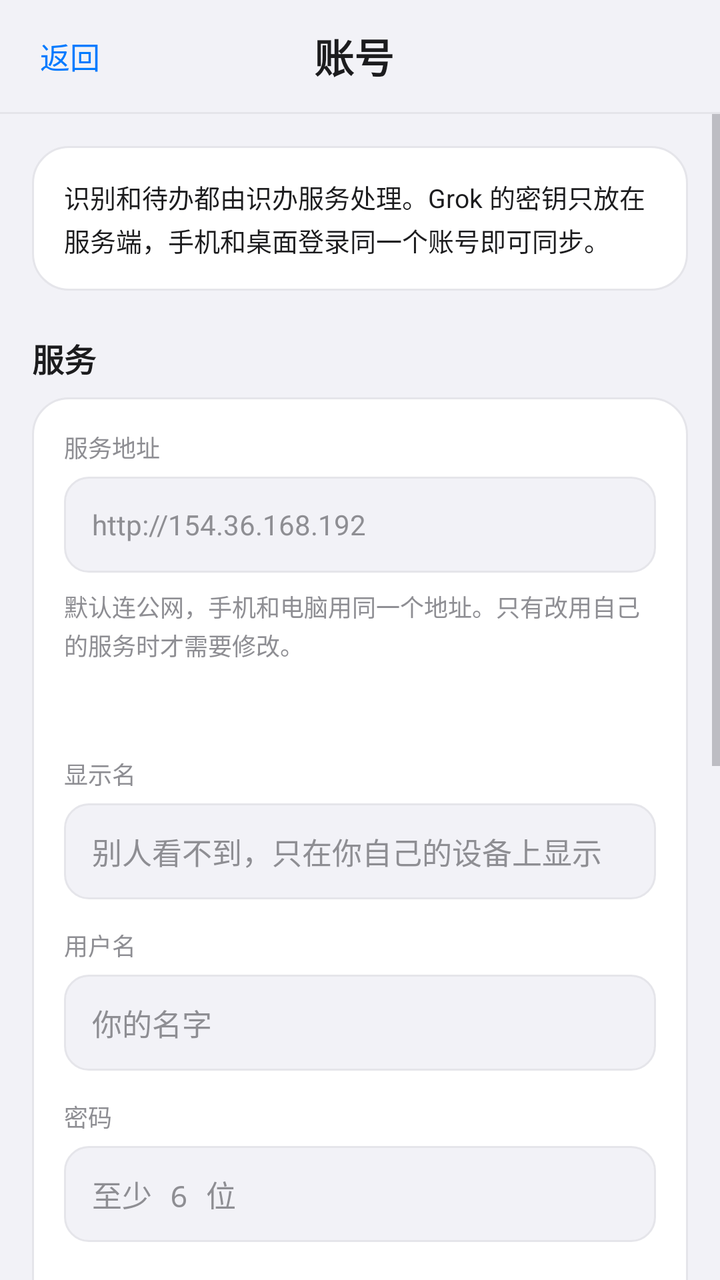
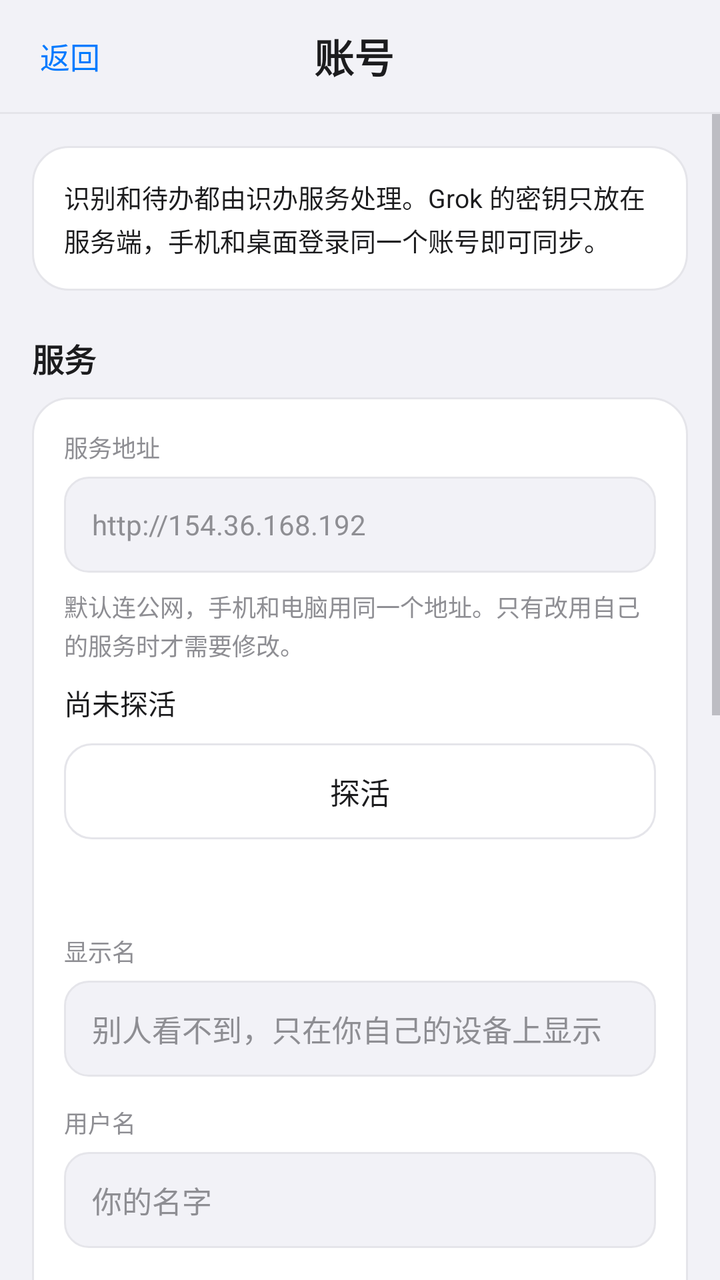

An Android layout rendered at two revisions. The XML below is the earlier revision; the diff shows what the commit changed to produce the second picture.
<!-- AndroidManifest.xml: application theme Theme.Shiban -->
<!-- res/layout/activity_settings.xml -->
<?xml version="1.0" encoding="utf-8"?>
<LinearLayout xmlns:android="http://schemas.android.com/apk/res/android"
    xmlns:app="http://schemas.android.com/apk/res-auto"
    android:layout_width="match_parent"
    android:layout_height="match_parent"
    android:background="@color/paper"
    android:fitsSystemWindows="true"
    android:orientation="vertical">

    <LinearLayout
        android:layout_width="match_parent"
        android:layout_height="56dp"
        android:gravity="center_vertical"
        android:paddingLeft="8dp"
        android:paddingRight="16dp">

        <TextView
            android:id="@+id/back"
            style="@style/ShibanBack"
            android:text="返回" />

        <TextView
            style="@style/ShibanTitle"
            android:layout_width="0dp"
            android:layout_height="wrap_content"
            android:layout_weight="1"
            android:gravity="center"
            android:text="账号" />

        <View
            android:layout_width="52dp"
            android:layout_height="1dp" />
    </LinearLayout>

    <View
        android:layout_width="match_parent"
        android:layout_height="1dp"
        android:background="@color/line" />

    <ScrollView
        android:layout_width="match_parent"
        android:layout_height="0dp"
        android:layout_weight="1">

        <LinearLayout
            android:layout_width="match_parent"
            android:layout_height="wrap_content"
            android:orientation="vertical"
            android:padding="16dp">

            <TextView
                android:layout_width="match_parent"
                android:layout_height="wrap_content"
                android:background="@drawable/bg_card"
                android:lineSpacingExtra="3dp"
                android:padding="16dp"
                android:text="识别和待办都由识办服务处理。Grok 的密钥只放在服务端，手机和桌面登录同一个账号即可同步。"
                android:textColor="@color/ink"
                android:textSize="13sp" />

            <TextView
                style="@style/ShibanSection"
                android:text="服务" />

            <LinearLayout
                android:layout_width="match_parent"
                android:layout_height="wrap_content"
                android:background="@drawable/bg_card"
                android:orientation="vertical"
                android:padding="16dp">

                <TextView
                    style="@style/ShibanLabel"
                    android:layout_marginTop="0dp"
                    android:text="服务地址" />

                <android.widget.EditText
                    android:id="@+id/serverUrl"
                    style="@style/Widget.Shiban.Field"
                    android:hint="http://154.36.168.192"
                    android:inputType="textUri"
                    android:textSize="14sp" />

                <TextView
                    android:layout_width="match_parent"
                    android:layout_height="wrap_content"
                    android:layout_marginTop="8dp"
                    android:lineSpacingExtra="2dp"
                    android:text="默认连公网，手机和电脑用同一个地址。只有改用自己的服务时才需要修改。"
                    android:textColor="@color/muted"
                    android:textSize="12sp" />

                <TextView
                    android:id="@+id/accountStatus"
                    android:layout_width="match_parent"
                    android:layout_height="wrap_content"
                    android:layout_marginTop="14dp"
                    android:textColor="@color/ink"
                    android:textSize="14sp" />

                <TextView
                    style="@style/ShibanLabel"
                    android:text="显示名" />

                <android.widget.EditText
                    android:id="@+id/displayName"
                    style="@style/Widget.Shiban.Field"
                    android:hint="别人看不到，只在你自己的设备上显示"
                    android:inputType="textPersonName"
                    android:textSize="15sp" />

                <TextView
                    style="@style/ShibanLabel"
                    android:text="用户名" />

                <android.widget.EditText
                    android:id="@+id/username"
                    style="@style/Widget.Shiban.Field"
                    android:hint="你的名字"
                    android:inputType="text"
                    android:textSize="15sp" />

                <TextView
                    style="@style/ShibanLabel"
                    android:text="密码" />

                <android.widget.EditText
                    android:id="@+id/password"
                    style="@style/Widget.Shiban.Field"
                    android:hint="至少 6 位"
                    android:inputType="textPassword"
                    android:textSize="15sp" />

                <androidx.appcompat.widget.AppCompatCheckBox
                    android:id="@+id/showPassword"
                    android:layout_width="wrap_content"
                    android:layout_height="wrap_content"
                    android:layout_marginTop="4dp"
                    android:text="显示密码"
                    android:textColor="@color/ink"
                    app:buttonTint="@color/ink" />

                <TextView
                    android:id="@+id/status"
                    android:layout_width="match_parent"
                    android:layout_height="wrap_content"
                    android:layout_marginTop="8dp"
                    android:textColor="@color/muted"
                    android:textSize="13sp"
                    android:visibility="gone" />

                <com.google.android.material.button.MaterialButton
                    android:id="@+id/login"
                    style="@style/Widget.Shiban.Button"
                    android:layout_width="match_parent"
                    android:layout_height="wrap_content"
                    android:layout_marginTop="16dp"
                    android:text="登录" />

                <com.google.android.material.button.MaterialButton
                    android:id="@+id/register"
                    style="@style/Widget.Shiban.Button.Outlined"
                    android:layout_width="match_parent"
                    android:layout_height="wrap_content"
                    android:layout_marginTop="8dp"
                    android:text="注册并登录" />

                <com.google.android.material.button.MaterialButton
                    android:id="@+id/saveProfile"
                    style="@style/Widget.Shiban.Button.Outlined"
                    android:layout_width="match_parent"
                    android:layout_height="wrap_content"
                    android:layout_marginTop="8dp"
                    android:text="保存显示名"
                    android:visibility="gone" />

                <TextView
                    style="@style/ShibanLabel"
                    android:text="修改密码" />

                <android.widget.EditText
                    android:id="@+id/oldPassword"
                    style="@style/Widget.Shiban.Field"
                    android:hint="当前密码"
                    android:inputType="textPassword"
                    android:textSize="15sp" />

                <android.widget.EditText
                    android:id="@+id/newPassword"
                    style="@style/Widget.Shiban.Field"
                    android:hint="新密码，至少 6 位"
                    android:inputType="textPassword"
                    android:textSize="15sp" />

                <com.google.android.material.button.MaterialButton
                    android:id="@+id/changePassword"
                    style="@style/Widget.Shiban.Button.Outlined"
                    android:layout_width="match_parent"
                    android:layout_height="wrap_content"
                    android:layout_marginTop="8dp"
                    android:text="修改密码"
                    android:visibility="gone" />

                <LinearLayout
                    android:id="@+id/aiSection"
                    android:layout_width="match_parent"
                    android:layout_height="wrap_content"
                    android:orientation="vertical"
                    android:visibility="gone">

                    <TextView
                        style="@style/ShibanLabel"
                        android:text="识别模型，随账号同步" />

                    <TextView
                        android:layout_width="match_parent"
                        android:layout_height="wrap_content"
                        android:layout_marginTop="4dp"
                        android:text="密钥只属于这个账号。换手机或打开桌面端登录后会自动带上，其他用户看不到。"
                        android:textColor="@color/muted"
                        android:textSize="12sp" />

                    <TextView
                        style="@style/ShibanLabel"
                        android:text="接口地址" />

                    <android.widget.EditText
                        android:id="@+id/aiBaseUrl"
                        style="@style/Widget.Shiban.Field"
                        android:hint="https://api.x.ai/v1"
                        android:inputType="textUri"
                        android:textSize="14sp" />

                    <TextView
                        style="@style/ShibanLabel"
                        android:text="模型名" />

                    <android.widget.EditText
                        android:id="@+id/aiModel"
                        style="@style/Widget.Shiban.Field"
                        android:hint="grok-4.7"
                        android:inputType="text"
                        android:textSize="14sp" />

                    <TextView
                        style="@style/ShibanLabel"
                        android:text="API Key" />

                    <android.widget.EditText
                        android:id="@+id/aiApiKey"
                        style="@style/Widget.Shiban.Field"
                        android:hint="xai-..."
                        android:inputType="textPassword"
                        android:textSize="14sp" />

                    <androidx.appcompat.widget.AppCompatCheckBox
                        android:id="@+id/showAiKey"
                        android:layout_width="wrap_content"
                        android:layout_height="wrap_content"
                        android:text="显示密钥"
                        android:textColor="@color/ink"
                        app:buttonTint="@color/ink" />

                    <com.google.android.material.button.MaterialButton
                        android:id="@+id/saveAi"
                        style="@style/Widget.Shiban.Button"
                        android:layout_width="match_parent"
                        android:layout_height="wrap_content"
                        android:layout_marginTop="8dp"
                        android:text="保存到账号" />
                </LinearLayout>

                <com.google.android.material.button.MaterialButton
                    android:id="@+id/logout"
                    style="@style/Widget.Shiban.Button.Text"
                    android:layout_width="match_parent"
                    android:layout_height="wrap_content"
                    android:text="退出登录"
                    android:visibility="gone" />
            </LinearLayout>

            <TextView
                android:id="@+id/version"
                android:layout_width="match_parent"
                android:layout_height="wrap_content"
                android:layout_marginTop="18dp"
                android:gravity="center"
                android:textColor="@color/muted"
                android:textSize="12sp" />

            <TextView
                android:id="@+id/updateStatus"
                android:layout_width="match_parent"
                android:layout_height="wrap_content"
                android:gravity="center"
                android:textColor="@color/muted"
                android:textSize="12sp" />

            <TextView
                android:id="@+id/checkUpdate"
                android:layout_width="match_parent"
                android:layout_height="44dp"
                android:gravity="center"
                android:text="检查更新"
                android:textColor="@color/seal"
                android:textSize="14sp" />

            <TextView
                android:id="@+id/changelog"
                android:layout_width="match_parent"
                android:layout_height="44dp"
                android:gravity="center"
                android:text="更新记录"
                android:textColor="@color/seal"
                android:textSize="14sp" />
        </LinearLayout>
    </ScrollView>
</LinearLayout>
<!-- resources referenced by this layout -->
<resources>
  <color name="ink">#1C1C1E</color>
  <color name="line">#E5E5EA</color>
  <color name="muted">#8E8E93</color>
  <color name="paper">#F2F2F7</color>
  <color name="seal">#007AFF</color>
  <!-- drawable bg_card (drawable) -->
  <?xml version="1.0" encoding="utf-8"?>
  <shape xmlns:android="http://schemas.android.com/apk/res/android">
      <solid android:color="@color/card" />
      <stroke
          android:width="1dp"
          android:color="@color/line" />
      <corners android:radius="18dp" />
  </shape>
  <style name="ShibanBack">
          <item name="android:layout_width">wrap_content</item>
          <item name="android:layout_height">40dp</item>
          <item name="android:gravity">center</item>
          <item name="android:paddingLeft">12dp</item>
          <item name="android:paddingRight">12dp</item>
          <item name="android:textColor">@color/seal</item>
          <item name="android:textSize">15sp</item>
          <item name="android:background">?attr/selectableItemBackgroundBorderless</item>
      </style>
  <style name="ShibanLabel">
          <item name="android:layout_width">wrap_content</item>
          <item name="android:layout_height">wrap_content</item>
          <item name="android:layout_marginTop">14dp</item>
          <item name="android:textColor">@color/muted</item>
          <item name="android:textSize">12sp</item>
      </style>
  <style name="ShibanSection">
          <item name="android:layout_width">match_parent</item>
          <item name="android:layout_height">wrap_content</item>
          <item name="android:layout_marginTop">22dp</item>
          <item name="android:layout_marginBottom">8dp</item>
          <item name="android:textColor">@color/ink</item>
          <item name="android:textSize">16sp</item>
          <item name="android:textStyle">bold</item>
      </style>
  <style name="ShibanTitle">
          <item name="android:textColor">@color/ink</item>
          <item name="android:textSize">20sp</item>
          <item name="android:textStyle">bold</item>
          <item name="android:fontFamily">sans-serif-medium</item>
      </style>
  <style name="Widget.Shiban.Button" parent="Widget.Material3.Button">
          <item name="cornerRadius">22dp</item>
          <item name="android:textAllCaps">false</item>
          <item name="android:textSize">16sp</item>
          <item name="android:minHeight">44dp</item>
          <item name="android:insetTop">0dp</item>
          <item name="android:insetBottom">0dp</item>
          <item name="backgroundTint">@color/seal</item>
          <item name="android:textColor">@color/card</item>
          <item name="elevation">0dp</item>
          <item name="android:stateListAnimator">@null</item>
      </style>
  <style name="Widget.Shiban.Button.Text" parent="Widget.Material3.Button.TextButton">
          <item name="android:textAllCaps">false</item>
          <item name="android:textColor">@color/seal</item>
          <item name="android:textSize">14sp</item>
          <item name="android:minHeight">44dp</item>
          <item name="android:insetTop">0dp</item>
          <item name="android:insetBottom">0dp</item>
      </style>
  <color name="card">#FFFFFF</color>
  <!-- drawable bg_input (drawable) -->
  <?xml version="1.0" encoding="utf-8"?>
  <shape xmlns:android="http://schemas.android.com/apk/res/android">
      <solid android:color="@color/paper" />
      <stroke
          android:width="1dp"
          android:color="@color/line" />
      <corners android:radius="12dp" />
  </shape>
  <color name="moss">#3E6B54</color>
  <!-- unchanged entries left out for length: 3 -->
</resources>

<!-- the commit's change to res/layout/activity_settings.xml (unified diff, before → after) -->
@@ -91,6 +91,24 @@
                     android:textSize="12sp" />
 
                 <TextView
+                    android:id="@+id/serverHealth"
+                    android:layout_width="match_parent"
+                    android:layout_height="wrap_content"
+                    android:layout_marginTop="10dp"
+                    android:lineSpacingExtra="2dp"
+                    android:text="尚未探活"
+                    android:textColor="@color/ink"
+                    android:textSize="14sp" />
+
+                <com.google.android.material.button.MaterialButton
+                    android:id="@+id/probeServer"
+                    style="@style/Widget.Shiban.Button.Outlined"
+                    android:layout_width="match_parent"
+                    android:layout_height="wrap_content"
+                    android:layout_marginTop="10dp"
+                    android:text="探活" />
+
+                <TextView
                     android:id="@+id/accountStatus"
                     android:layout_width="match_parent"
                     android:layout_height="wrap_content"
